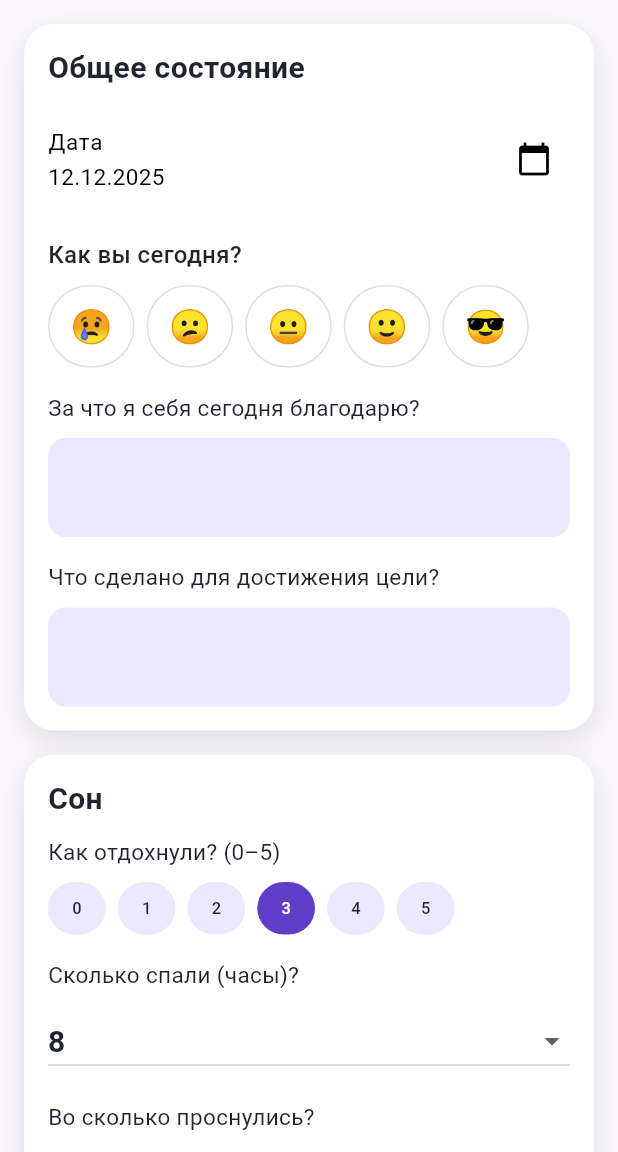
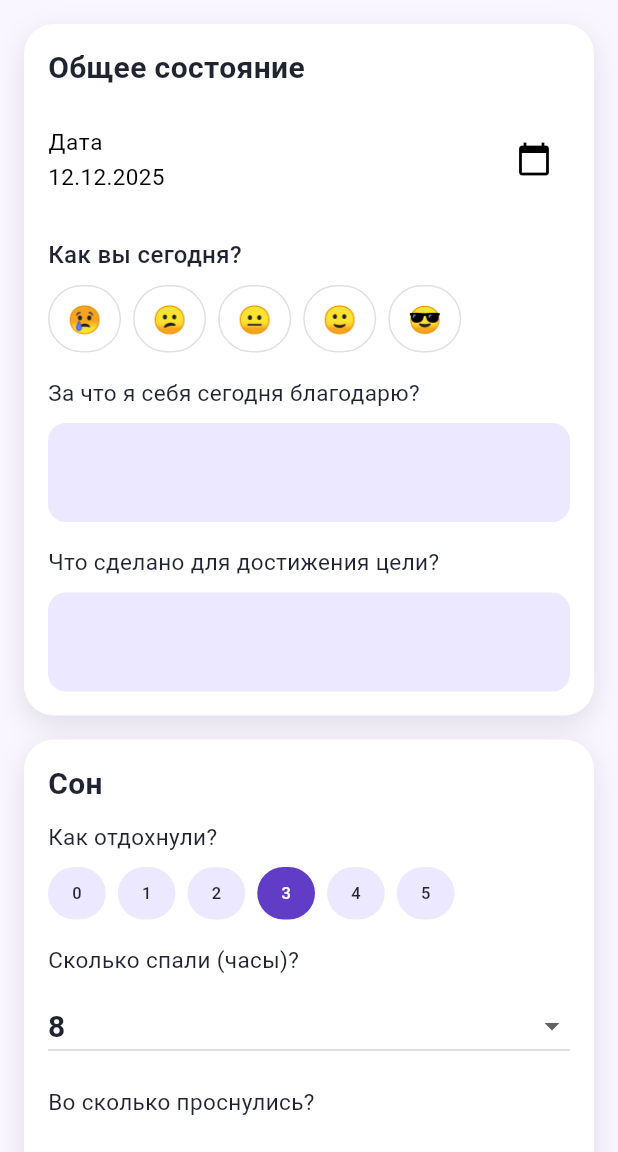
Before and after one commit to tyronel183/wisemind, a Flutter app: the EntryFormScreen screen opened directly, on a phone screen of 412 x 824 dp, the part 84-1236 px from its top. Run offline on Flutter 3.47's test engine with Material 3 defaults, Android fonts, the light colour scheme and no system bars; our stand-ins replace cached_network_image, fl_chart, flutter_html, flutter_local_notifications, flutter_timezone, hive and 6 more; missing offline and left inert: amplitude_flutter, purchases_flutter, purchases_ui_flutter; accounts and stored records are empty.

Commit message:
minor UI and content fixes

```diff
--- a/lib/state/entry_form_screen.dart
+++ b/lib/state/entry_form_screen.dart
@@ -310,7 +310,7 @@ class _EntryFormScreenState extends State<EntryFormScreen> {
             title: 'Сон',
             children: [
               _buildChoiceRow(
-                label: 'Как отдохнули? (0–5)',
+                label: 'Как отдохнули?',
                 value: _rest,
                 onChanged: (v) => setState(() => _rest = v),
               ),
@@ -320,7 +320,7 @@ class _EntryFormScreenState extends State<EntryFormScreen> {
               _buildWakeUpDropdown(),
               const SizedBox(height: 16),
               _buildChoiceRow(
-                label: 'Сколько было ночных пробуждений? (0–5)',
+                label: 'Сколько было ночных пробуждений?',
                 value: _nightWakeUps,
                 onChanged: (v) => setState(() => _nightWakeUps = v),
               ),
@@ -334,14 +334,14 @@ class _EntryFormScreenState extends State<EntryFormScreen> {
             title: 'Дискомфорт',
             children: [
               _buildChoiceRow(
-                label: 'Физический дискомфорт (0–5)',
+                label: 'Физический дискомфорт',
                 value: _physicalDiscomfort,
                 onChanged: (v) =>
                     setState(() => _physicalDiscomfort = v),
               ),
               const SizedBox(height: 8),
               _buildChoiceRow(
-                label: 'Эмоциональный дискомфорт (0–5)',
+                label: 'Эмоциональный дискомфорт',
                 value: _emotionalDistress,
                 onChanged: (v) =>
                     setState(() => _emotionalDistress = v),
@@ -356,25 +356,25 @@ class _EntryFormScreenState extends State<EntryFormScreen> {
             title: 'Эмоциональное состояние',
             children: [
               _buildChoiceRow(
-                label: 'Ощущение нереальности (0–5)',
+                label: 'Ощущение нереальности',
                 value: _dissociation,
                 onChanged: (v) => setState(() => _dissociation = v),
               ),
               const SizedBox(height: 8),
               _buildChoiceRow(
-                label: 'Руминации, навязчивые мысли (0–5)',
+                label: 'Руминации, навязчивые мысли',
                 value: _ruminations,
                 onChanged: (v) => setState(() => _ruminations = v),
               ),
               const SizedBox(height: 8),
               _buildChoiceRow(
-                label: 'Самообвинение (0–5)',
+                label: 'Самообвинение',
                 value: _selfBlame,
                 onChanged: (v) => setState(() => _selfBlame = v),
               ),
               const SizedBox(height: 8),
               _buildChoiceRow(
-                label: 'Суицидальные мысли (0–5)',
+                label: 'Суицидальные мысли',
                 value: _suicidalThoughts,
                 onChanged: (v) =>
                     setState(() => _suicidalThoughts = v),
@@ -393,7 +393,7 @@ class _EntryFormScreenState extends State<EntryFormScreen> {
               ),
               const SizedBox(height: 12),
               _buildChoiceRow(
-                label: 'Насколько сильный импульс? (0–5)',
+                label: 'Насколько сильный импульс?',
                 value: _urges,
                 onChanged: (v) => setState(() => _urges = v),
               ),
@@ -413,14 +413,14 @@ class _EntryFormScreenState extends State<EntryFormScreen> {
             title: 'Забота о себе',
             children: [
               _buildChoiceRow(
-                label: 'Физическая активность (0–5)',
+                label: 'Физическая активность',
                 value: _physicalActivity,
                 onChanged: (v) =>
                     setState(() => _physicalActivity = v),
               ),
               const SizedBox(height: 8),
               _buildChoiceRow(
-                label: 'Сколько было удовольствия (0–5)',
+                label: 'Сколько было удовольствия?',
                 value: _pleasure,
                 onChanged: (v) => setState(() => _pleasure = v),
               ),
@@ -428,7 +428,7 @@ class _EntryFormScreenState extends State<EntryFormScreen> {
               _buildWaterDropdown(),
               const SizedBox(height: 16),
               _buildChoiceRow(
-                label: 'Сколько раз ели? (0–5)',
+                label: 'Сколько раз ели?',
                 value: _food,
                 onChanged: (v) => setState(() => _food = v),
               ),
@@ -728,7 +728,7 @@ class _EmojiChoiceChip extends StatelessWidget {
         borderRadius: BorderRadius.circular(999),
         onTap: onTap,
         child: Container(
-          padding: const EdgeInsets.symmetric(horizontal: 14, vertical: 10),
+          padding: const EdgeInsets.symmetric(horizontal: 12, vertical: 8),
           decoration: BoxDecoration(
             color: bg,
             borderRadius: BorderRadius.circular(999),
@@ -737,7 +737,7 @@ class _EmojiChoiceChip extends StatelessWidget {
           child: Text(
             emoji,
             style: TextStyle(
-              fontSize: 22,
+              fontSize: 18,
               color: textColor,
             ),
           ),
--- a/lib/worksheets/pros_cons.dart
+++ b/lib/worksheets/pros_cons.dart
@@ -33,6 +33,9 @@ class ProsConsEntry extends HiveObject {
   @HiveField(6)
   String consResistImpulse;
 
+  @HiveField(7)
+  String? decision;
+
   ProsConsEntry({
     required this.email,
     required this.date,
@@ -41,5 +44,6 @@ class ProsConsEntry extends HiveObject {
     required this.prosResistImpulse,
     required this.consActImpulsively,
     required this.consResistImpulse,
+    this.decision,
   });
 }
```
Also changed, not shown: lib/usage_guide/usage_guide_screen.dart (+39 -12 lines), lib/worksheets/chain_analysis_screens.dart (+14 -7 lines), lib/worksheets/fact_check_screens.dart (+16 -2 lines), lib/worksheets/pros_cons_screens.dart (+48 -7 lines), assets/images/onboarding/onboarding_3.png, assets/images/usage_guide/slide_5.png, lib/worksheets/pros_cons.g.dart.
